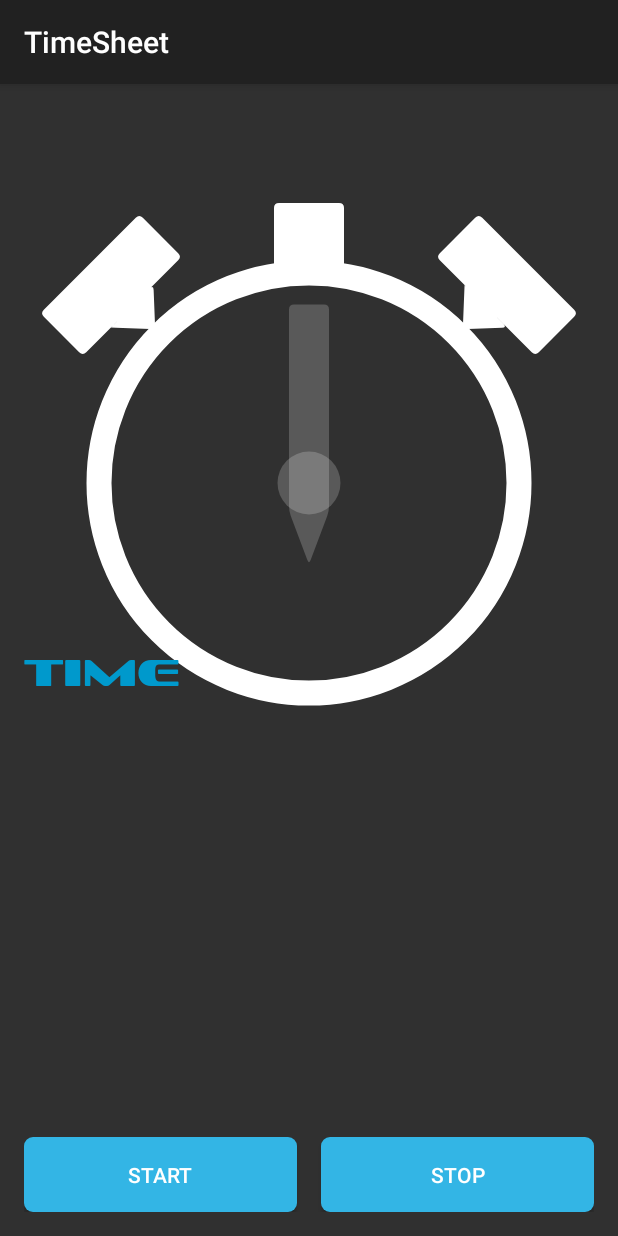
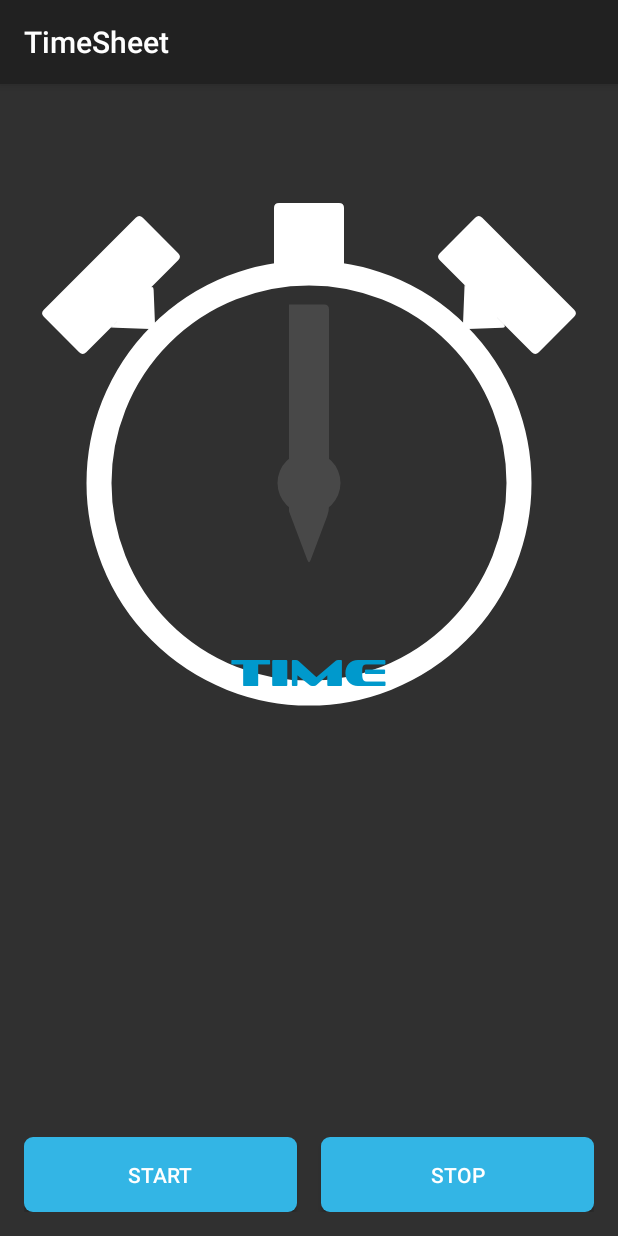
Before and after one commit to adrian110288/Stopwatch, an Android app: the screen it shows after launch (TimerActivity), on a phone screen of 412 x 824 dp. Run offline under Robolectric (Android 15) with nearby library versions, the phone set to English and light mode, and no system bars; our stand-ins replace ButterKnife.

Commit message:
Fixed inner circle. Added to needle path (path.addCircle)

```diff
--- a/app/src/main/java/com/adrianlesniak/timesheet/views/Stopwatch.java
+++ b/app/src/main/java/com/adrianlesniak/timesheet/views/Stopwatch.java
@@ -75,7 +75,7 @@ public class Stopwatch extends View {
         mNeedlePaint.setPathEffect(new CornerPathEffect(5));
         mNeedlePaint.setStyle(Paint.Style.FILL);
         mNeedlePaint.setColor(getResources().getColor(mColor));
-        mNeedlePaint.setAlpha(50);
+        mNeedlePaint.setAlpha(30);
     }
 
     @Override
@@ -83,7 +83,7 @@ public class Stopwatch extends View {
         super.onDraw(canvas);
 
         calculateRadius(canvas);
-        drawCircles(canvas);
+        drawCircle(canvas);
         drawTopElementPath(canvas);
         drawSideButtons(canvas);
         drawNeedle(canvas);
@@ -95,19 +95,10 @@ public class Stopwatch extends View {
         }
     }
 
-    private void drawCircles(Canvas canvas) {
+    private void drawCircle(Canvas canvas) {
 
-        /**
-         * Main circle
-         */
+        /* Main circle */
         canvas.drawCircle(canvas.getWidth() / 2, canvas.getHeight() / 2, radius, mCirclePaint);
-
-        /**
-         * Inner circle
-         */
-        mCirclePaint.setStyle(Paint.Style.FILL);
-        canvas.drawCircle(canvas.getWidth() / 2, canvas.getHeight() / 2, (float) (radius * 0.15), mNeedlePaint);
-        mCirclePaint.setStyle(Paint.Style.STROKE);
     }
 
     private void drawSideButtons(Canvas canvas) {
@@ -155,7 +146,8 @@ public class Stopwatch extends View {
             mNeedlePath.lineTo(canvas.getWidth() / 2 + 20, (float) (canvas.getHeight() / 2 + (radius * 0.15) - ((radius * 0.15) * 0.1)));
             mNeedlePath.lineTo(canvas.getWidth() / 2, (float) (canvas.getHeight() / 2 + (radius * 0.15) + 50));
             mNeedlePath.lineTo(canvas.getWidth() / 2 - 20, (float) (canvas.getHeight() / 2 + (radius * 0.15) - ((radius * 0.15) * 0.1)));
-            mNeedlePath.close();
+            mNeedlePath.addCircle(canvas.getWidth() / 2, canvas.getHeight() / 2, (float) (radius * 0.15), Path.Direction.CW);
+            mNeedlePath.lineTo(canvas.getWidth() / 2 - 20, (float) (canvas.getHeight() / 2 - radius + (radius * 0.15)));
         }
     }
 
--- a/app/src/main/res/layout/activity_timer.xml
+++ b/app/src/main/res/layout/activity_timer.xml
@@ -48,7 +48,7 @@
 
     <TextView
         android:id="@+id/time"
-        android:layout_width="match_parent"
+        android:layout_width="wrap_content"
         android:layout_height="wrap_content"
         android:layout_centerInParent="true"
         android:text="Time"
```
